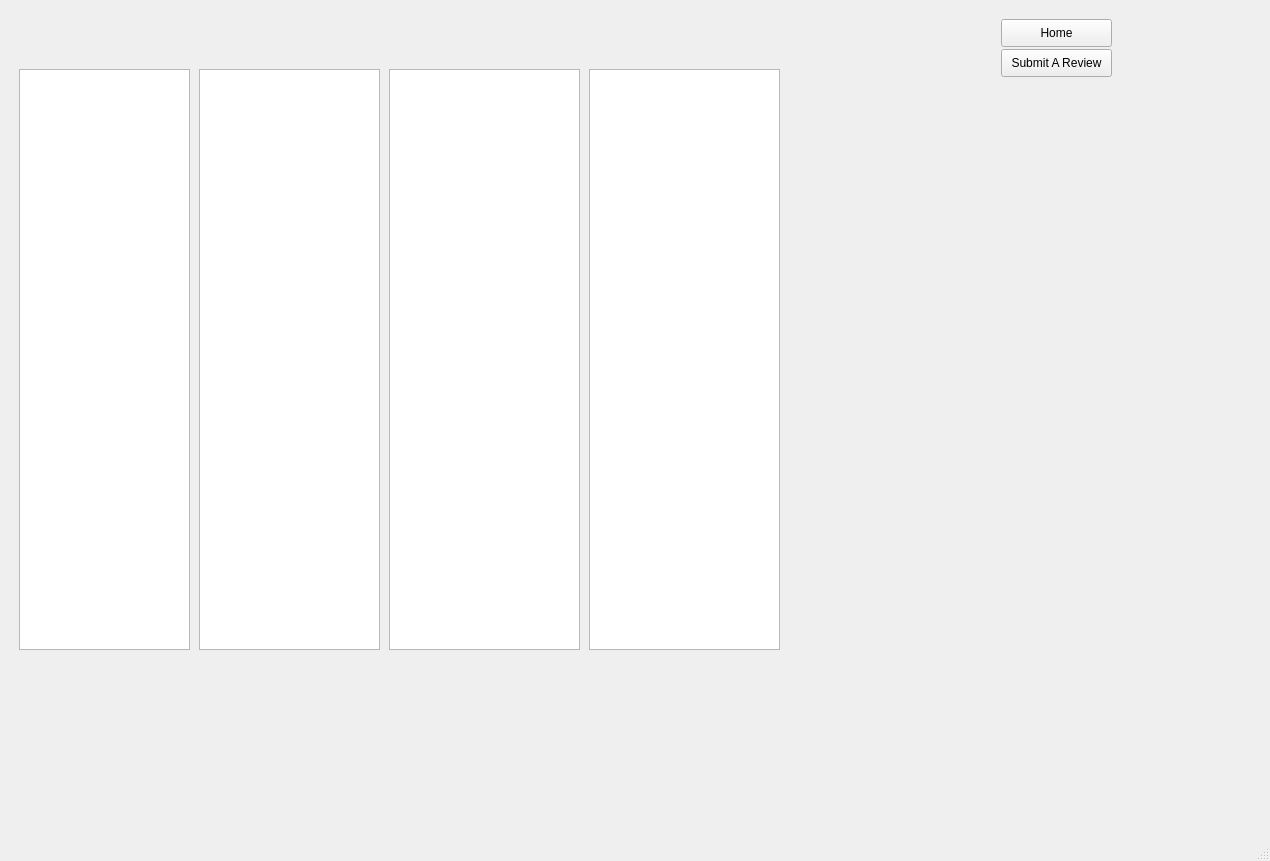
Above: loginscreen/frontpage.ui from jgrady15/CS1C-Project-1 before the change. Below: the same form after it.
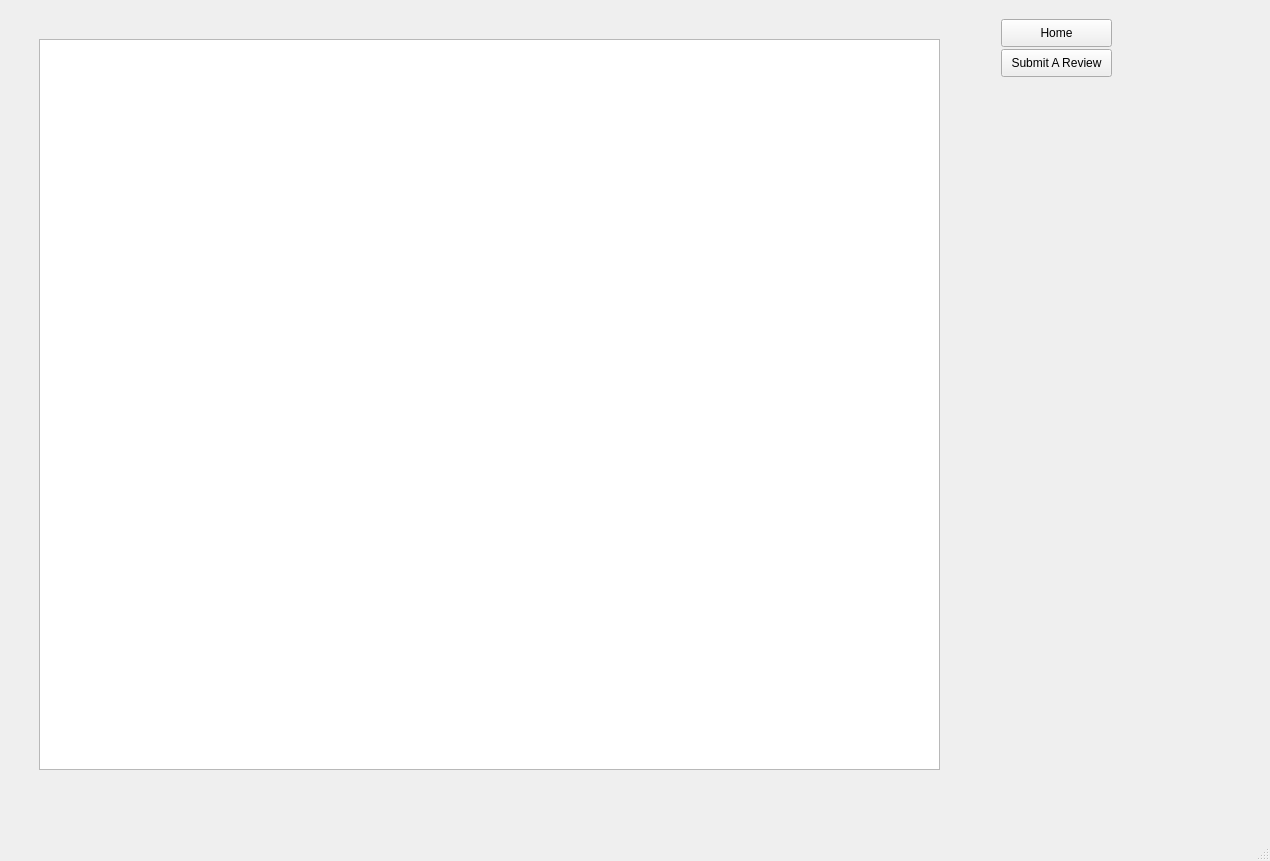
That is the form after the change. Icons and pictures are not drawn.

Diff of the .ui file:
```diff
--- a/loginscreen/frontpage.ui
+++ b/loginscreen/frontpage.ui
@@ -288,44 +288,26 @@
          <string>Submit A Review</string>
         </property>
        </widget>
-       <widget class="QListWidget" name="nameList">
+       <widget class="QTableView" name="tableView">
         <property name="geometry">
          <rect>
-          <x>10</x>
-          <y>60</y>
-          <width>171</width>
-          <height>581</height>
+          <x>30</x>
+          <y>30</y>
+          <width>901</width>
+          <height>731</height>
          </rect>
         </property>
-       </widget>
-       <widget class="QListWidget" name="productList">
-        <property name="geometry">
-         <rect>
-          <x>190</x>
-          <y>60</y>
-          <width>181</width>
-          <height>581</height>
-         </rect>
+        <property name="verticalScrollBarPolicy">
+         <enum>Qt::ScrollBarAsNeeded</enum>
         </property>
-       </widget>
-       <widget class="QListWidget" name="ratingList">
-        <property name="geometry">
-         <rect>
-          <x>380</x>
-          <y>60</y>
-          <width>191</width>
-          <height>581</height>
-         </rect>
+        <property name="horizontalScrollBarPolicy">
+         <enum>Qt::ScrollBarAlwaysOff</enum>
         </property>
-       </widget>
-       <widget class="QListWidget" name="reviewList">
-        <property name="geometry">
-         <rect>
-          <x>580</x>
-          <y>60</y>
-          <width>191</width>
-          <height>581</height>
-         </rect>
+        <property name="sizeAdjustPolicy">
+         <enum>QAbstractScrollArea::AdjustIgnored</enum>
+        </property>
+        <property name="verticalScrollMode">
+         <enum>QAbstractItemView::ScrollPerItem</enum>
         </property>
        </widget>
       </widget>
```
Left out of the diff: 2 changed lines with no effect on the pictures.
